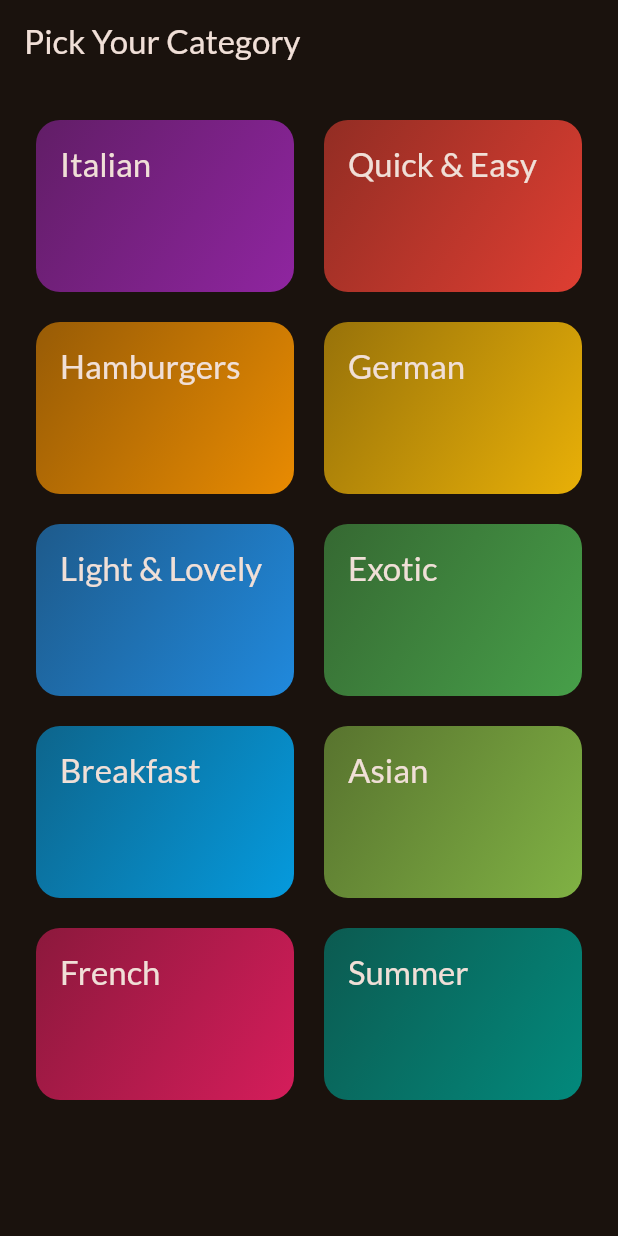
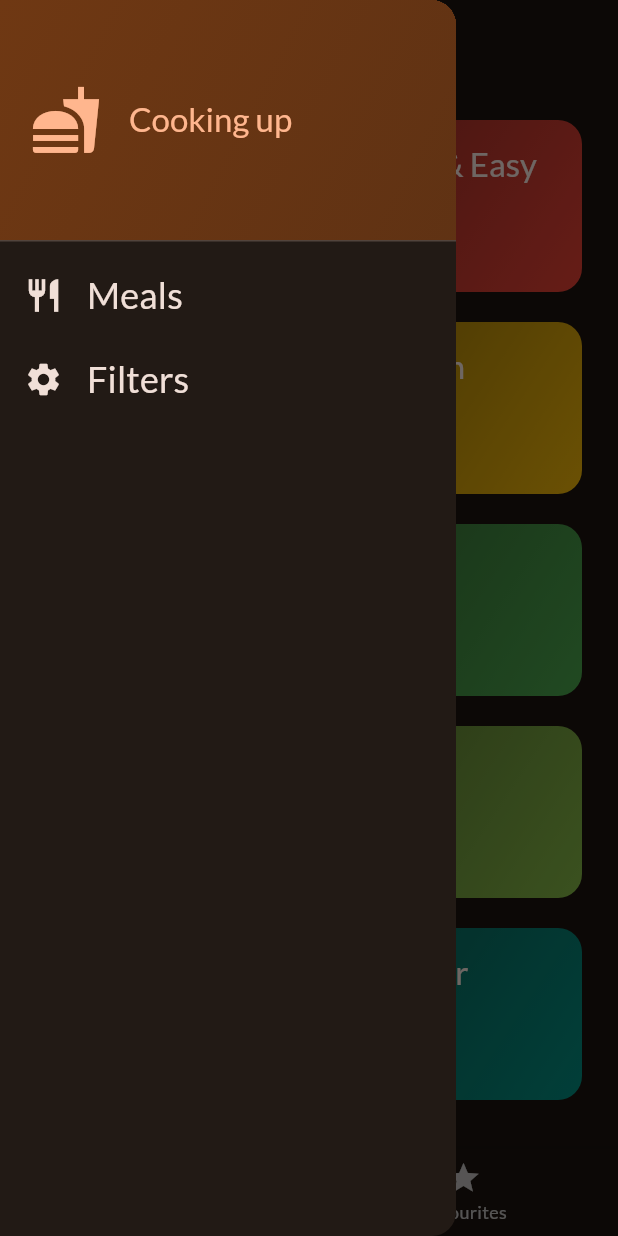
Before and after one commit to rohith3920/food_todo_app, a Flutter app: the screen it shows after launch, with the side drawer open (before the commit the screen has no drawer), on a phone screen of 412 x 824 dp. Run offline on Flutter 3.47's test engine with Material 2 defaults, Android fonts, the phone set to English and light mode, and no system bars; our stand-ins replace google_fonts, transparent_image.

Commit message:
Today I have completed the todo app of the meals

```diff
--- a/lib/main.dart
+++ b/lib/main.dart
@@ -1,7 +1,7 @@
 import 'package:flutter/material.dart';
 
-import 'package:flutter_food/screens/categories.dart';
-
+// import 'package:flutter_food/screens/categories.dart';
+import 'package:flutter_food/screens/tabs.dart';
 
 import 'package:google_fonts/google_fonts.dart';
 
@@ -23,9 +23,6 @@ class App extends StatelessWidget {
 
   @override
   Widget build(BuildContext context) {
-    return MaterialApp(
-      theme: theme,
-      home: CategoriesScreen()
-    );
+    return MaterialApp(theme: theme, home: TabsScreen());
   }
 }
--- a/lib/screens/categories.dart
+++ b/lib/screens/categories.dart
@@ -2,11 +2,18 @@ import 'package:flutter/material.dart';
 
 import 'package:flutter_food/data/dummy_data.dart';
 import 'package:flutter_food/models/category.dart';
+import 'package:flutter_food/models/meal.dart';
 import 'package:flutter_food/screens/meals.dart';
 import 'package:flutter_food/widgets/category_grid_item.dart';
 
 class CategoriesScreen extends StatelessWidget {
-  const CategoriesScreen({super.key});
+  const CategoriesScreen({
+    super.key,
+    required this.onToggleFavourite,
+    required this.availableMeal,
+  });
+  final void Function(Meal meal) onToggleFavourite;
+  final List<Meal> availableMeal;
 
   void _selectCategory(BuildContext context, Category category) {
     final filteredMeals = dummyMeals
@@ -17,6 +24,7 @@ class CategoriesScreen extends StatelessWidget {
         builder: (ctx) => MealScreen(
           title: category.title,
           meals: filteredMeals,
+          onToggleFavourite: onToggleFavourite,
         ),
       ),
     );
@@ -24,11 +32,7 @@ class CategoriesScreen extends StatelessWidget {
 
   @override
   Widget build(BuildContext context) {
-    return Scaffold(
-      appBar: AppBar(
-        title: Text('Pick Your Category'),
-      ),
-      body: GridView(
+    return GridView(
       padding: EdgeInsets.all(24),
       gridDelegate: SliverGridDelegateWithFixedCrossAxisCount(
         crossAxisCount: 2,
@@ -45,7 +49,6 @@ class CategoriesScreen extends StatelessWidget {
             },
           )
       ],
-      ),
     );
   }
 }
--- /dev/null
+++ b/lib/screens/tabs.dart
@@ -0,0 +1,130 @@
+import 'package:flutter/material.dart';
+import 'package:flutter_food/data/dummy_data.dart';
+import 'package:flutter_food/models/meal.dart';
+
+import 'package:flutter_food/screens/categories.dart';
+import 'package:flutter_food/screens/filters_screen.dart';
+import 'package:flutter_food/screens/meals.dart';
+import 'package:flutter_food/widgets/main_drawer.dart';
+
+const kInitialFilters = {
+  Filter.glutenFree: false,
+  Filter.lactosFree: false,
+  Filter.vegan: false,
+  Filter.vegetarian: false,
+};
+
+class TabsScreen extends StatefulWidget {
+  const TabsScreen({super.key});
+
+  @override
+  State<TabsScreen> createState() => _TabsScreenState();
+}
+
+class _TabsScreenState extends State<TabsScreen> {
+  int _selectedPageIndex = 0;
+  final List<Meal> _favouriteMeals = [];
+  Map<Filter, bool> _selectedFilters = kInitialFilters;
+
+  void _showInfoMessage(String message) {
+    ScaffoldMessenger.of(context).clearSnackBars();
+    ScaffoldMessenger.of(context).showSnackBar(
+      SnackBar(
+        content: Text(message),
+      ),
+    );
+  }
+
+  void _toggleMealFavouriteStatus(Meal meal) {
+    final isExisting = _favouriteMeals.contains(meal);
+
+    if (isExisting) {
+      setState(() {
+        _favouriteMeals.remove(meal);
+      });
+      _showInfoMessage('Meal is no longer a favourite');
+    } else {
+      setState(() {
+        _favouriteMeals.add(meal);
+      });
+      _showInfoMessage('Marked as a favouite');
+    }
+  }
+
+  void _selectPage(int index) {
+    setState(() {
+      _selectedPageIndex = index;
+    });
+  }
+
+  void _setScreen(String identifier) async {
+    Navigator.of(context).pop();
+    if (identifier == 'filters') {
+      final result = await Navigator.of(context).push<Map<Filter, bool>>(
+        MaterialPageRoute(
+          builder: (ctx) => FilterScreen(
+            currentFilters: _selectedFilters,
+          ),
+        ),
+      );
+
+      setState(() {
+        _selectedFilters = result ?? kInitialFilters;
+      });
+
+      // print(result);
+    }
+  }
+
+  @override
+  Widget build(BuildContext context) {
+    final availableMeals = dummyMeals.where((meal) {
+      if (_selectedFilters[Filter.glutenFree]! && !meal.isGlutenFree) {
+        return false;
+      }
+      if (_selectedFilters[Filter.lactosFree]! && !meal.isLactoseFree) {
+        return false;
+      }
+      if (_selectedFilters[Filter.vegan]! && !meal.isVegan) {
+        return false;
+      }
+      if (_selectedFilters[Filter.vegetarian]! && !meal.isVegetarian) {
+        return false;
+      }
+      return true;
+    }).toList();
+
+    Widget activePage = CategoriesScreen(
+      onToggleFavourite: _toggleMealFavouriteStatus,
+      availableMeal: availableMeals,
+    );
+    var activePageTitle = 'Categories';
+
+    if (_selectedPageIndex == 1) {
+      activePage = MealScreen(
+        meals: _favouriteMeals,
+        onToggleFavourite: _toggleMealFavouriteStatus,
+      );
+      activePageTitle = 'Your Favourities';
+    }
+
+    return Scaffold(
+      appBar: AppBar(
+        title: Text(activePageTitle),
+      ),
+      drawer: MainDrawer(
+        onSelectScreen: _setScreen,
+      ),
+      body: activePage,
+      bottomNavigationBar: BottomNavigationBar(
+        onTap: _selectPage,
+        currentIndex: _selectedPageIndex,
+        items: [
+          BottomNavigationBarItem(
+              icon: Icon(Icons.set_meal), label: 'categories'),
+          BottomNavigationBarItem(icon: Icon(Icons.star), label: 'Favourites'),
+        ],
+      ),
+    );
+  }
+}
--- /dev/null
+++ b/lib/widgets/main_drawer.dart
@@ -0,0 +1,74 @@
+import 'package:flutter/material.dart';
+
+class MainDrawer extends StatelessWidget {
+  const MainDrawer({super.key, required this.onSelectScreen});
+
+  final void Function(String identifier) onSelectScreen;
+
+  @override
+  Widget build(BuildContext context) {
+    return Drawer(
+      child: Column(
+        children: [
+          DrawerHeader(
+            padding: EdgeInsets.all(20),
+            decoration: BoxDecoration(
+                gradient: LinearGradient(
+              colors: [
+                Theme.of(context).colorScheme.primaryContainer,
+                Theme.of(context).colorScheme.primaryContainer.withOpacity(0.8)
+              ],
+              begin: Alignment.topLeft,
+              end: Alignment.bottomRight,
+            )),
+            child: Row(
+              children: [
+                Icon(
+                  Icons.fastfood,
+                  size: 48,
+                  color: Theme.of(context).colorScheme.primary,
+                ),
+                SizedBox(
+                  width: 18,
+                ),
+                Text(
+                  'Cooking up',
+                  style: Theme.of(context)
+                      .textTheme
+                      .titleLarge!
+                      .copyWith(color: Theme.of(context).colorScheme.primary),
+                )
+              ],
+            ),
+          ),
+          ListTile(
+            leading: Icon(Icons.restaurant,
+                size: 26, color: Theme.of(context).colorScheme.onBackground),
+            title: Text(
+              'Meals',
+              style: Theme.of(context).textTheme.titleSmall!.copyWith(
+                  color: Theme.of(context).colorScheme.onBackground,
+                  fontSize: 24),
+            ),
+            onTap: () {
+              onSelectScreen('meals');
+            },
+          ),
+          ListTile(
+            leading: Icon(Icons.settings,
+                size: 26, color: Theme.of(context).colorScheme.onBackground),
+            title: Text(
+              'Filters',
+              style: Theme.of(context).textTheme.titleSmall!.copyWith(
+                  color: Theme.of(context).colorScheme.onBackground,
+                  fontSize: 24),
+            ),
+            onTap: () {
+              onSelectScreen('filters');
+            },
+          ),
+        ],
+      ),
+    );
+  }
+}
--- a/pubspec.yaml
+++ b/pubspec.yaml
@@ -36,6 +36,7 @@ dependencies:
   # Use with the CupertinoIcons class for iOS style icons.
   cupertino_icons: ^1.0.2
   google_fonts: ^4.0.4
+  transparent_image: ^2.0.1
 
 dev_dependencies:
   flutter_test:
```
Also changed, not shown: lib/screens/filters_screen.dart (added, +162 -0 lines), lib/screens/meals.dart (+28 -5 lines), lib/screens/meals_details.dart (added, +87 -0 lines), lib/widgets/meal_item.dart (added, +105 -0 lines), lib/widgets/meal_item_trait.dart (added, +30 -0 lines), pubspec.lock. Lines whose indentation alone changed are shown as unchanged.
